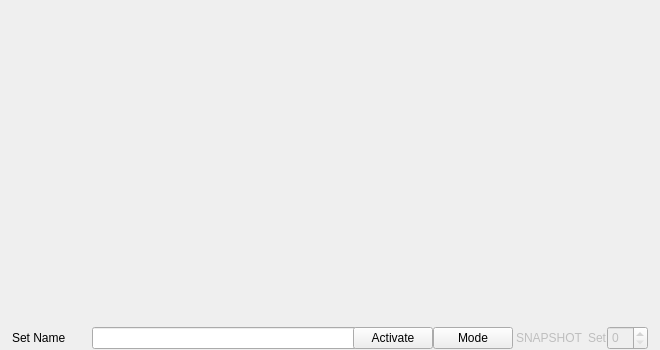
The window that seq_qt5/forms/qslivegrid.ui (ahlstromcj/seq66) describes before a commit, drawn with Qt 5.
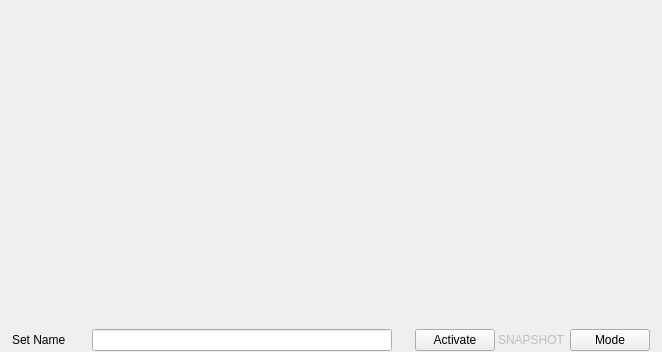
The same window after the commit.

Commit message: Interim check-in, UI tweaks, loop-mode debugging.

What changed in the file:
```diff
--- a/seq_qt5/forms/qslivegrid.ui
+++ b/seq_qt5/forms/qslivegrid.ui
@@ -6,8 +6,8 @@
    <rect>
     <x>0</x>
     <y>0</y>
-    <width>660</width>
-    <height>350</height>
+    <width>662</width>
+    <height>352</height>
    </rect>
   </property>
   <property name="sizePolicy">
@@ -139,19 +139,6 @@
        </property>
       </widget>
      </item>
-     <item>
-      <spacer name="horizontalSpacer_2">
-       <property name="orientation">
-        <enum>Qt::Horizontal</enum>
-       </property>
-       <property name="sizeHint" stdset="0">
-        <size>
-         <width>40</width>
-         <height>20</height>
-        </size>
-       </property>
-      </spacer>
-     </item>
      <item>
       <widget class="QPushButton" name="buttonActivate">
        <property name="minimumSize">
@@ -171,51 +158,6 @@
        </property>
       </widget>
      </item>
-     <item>
-      <spacer name="horizontalSpacer_3">
-       <property name="orientation">
-        <enum>Qt::Horizontal</enum>
-       </property>
-       <property name="sizeHint" stdset="0">
-        <size>
-         <width>40</width>
-         <height>20</height>
-        </size>
-       </property>
-      </spacer>
-     </item>
-     <item>
-      <widget class="QPushButton" name="buttonLoopMode">
-       <property name="minimumSize">
-        <size>
-         <width>80</width>
-         <height>0</height>
-        </size>
-       </property>
-       <property name="maximumSize">
-        <size>
-         <width>80</width>
-         <height>16777215</height>
-        </size>
-       </property>
-       <property name="text">
-        <string>Mode</string>
-       </property>
-      </widget>
-     </item>
-     <item>
-      <spacer name="horizontalSpacer">
-       <property name="orientation">
-        <enum>Qt::Horizontal</enum>
-       </property>
-       <property name="sizeHint" stdset="0">
-        <size>
-         <width>40</width>
-         <height>20</height>
-        </size>
-       </property>
-      </spacer>
-     </item>
      <item>
       <widget class="Line" name="line">
        <property name="sizePolicy">
@@ -258,54 +200,21 @@
       </widget>
      </item>
      <item>
-      <widget class="QLabel" name="setNumberLabel">
-       <property name="enabled">
-        <bool>false</bool>
-       </property>
+      <widget class="QPushButton" name="buttonLoopMode">
        <property name="minimumSize">
         <size>
-         <width>0</width>
-         <height>24</height>
+         <width>80</width>
+         <height>0</height>
         </size>
        </property>
        <property name="maximumSize">
         <size>
-         <width>16777215</width>
-         <height>28</height>
+         <width>80</width>
+         <height>16777215</height>
         </size>
        </property>
        <property name="text">
-        <string>Set</string>
-       </property>
-      </widget>
-     </item>
-     <item>
-      <widget class="QSpinBox" name="spinBank">
-       <property name="enabled">
-        <bool>false</bool>
-       </property>
-       <property name="maximumSize">
-        <size>
-         <width>16777215</width>
-         <height>29</height>
-        </size>
-       </property>
-       <property name="font">
-        <font>
-         <pointsize>9</pointsize>
-        </font>
-       </property>
-       <property name="focusPolicy">
-        <enum>Qt::ClickFocus</enum>
-       </property>
-       <property name="toolTip">
-        <string>Sets active screen-set/bank. Range: 0 to 31.</string>
-       </property>
-       <property name="layoutDirection">
-        <enum>Qt::LeftToRight</enum>
-       </property>
-       <property name="maximum">
-        <number>31</number>
+        <string>Mode</string>
        </property>
       </widget>
      </item>
```
The commit also changes 25 other files.
